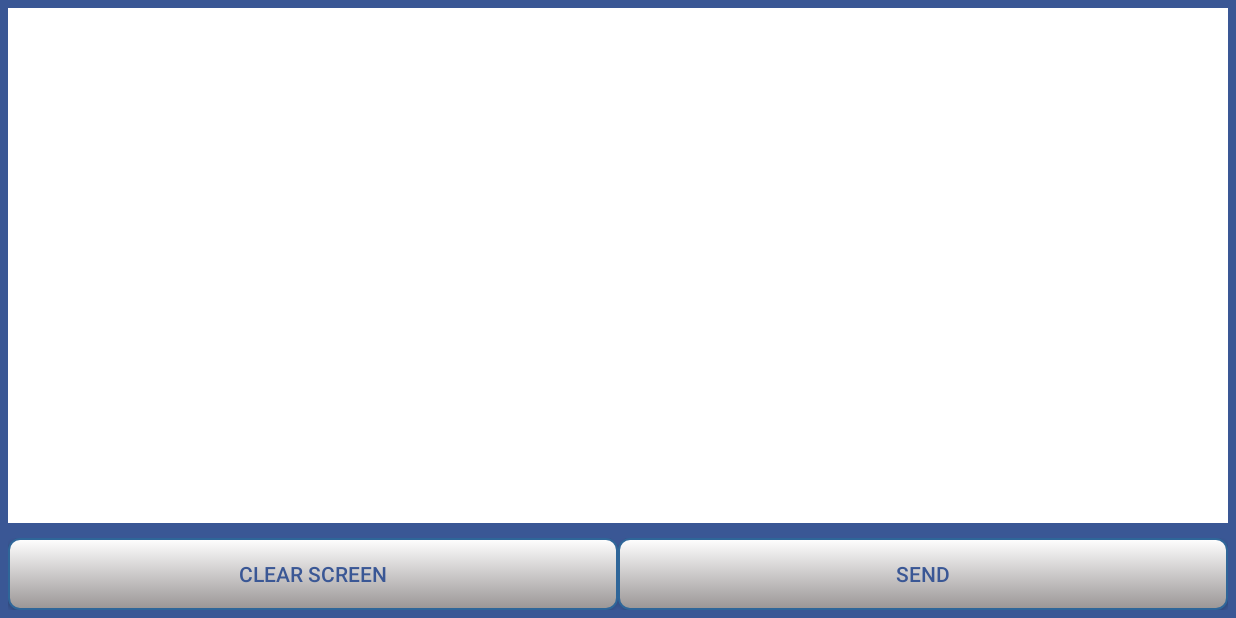
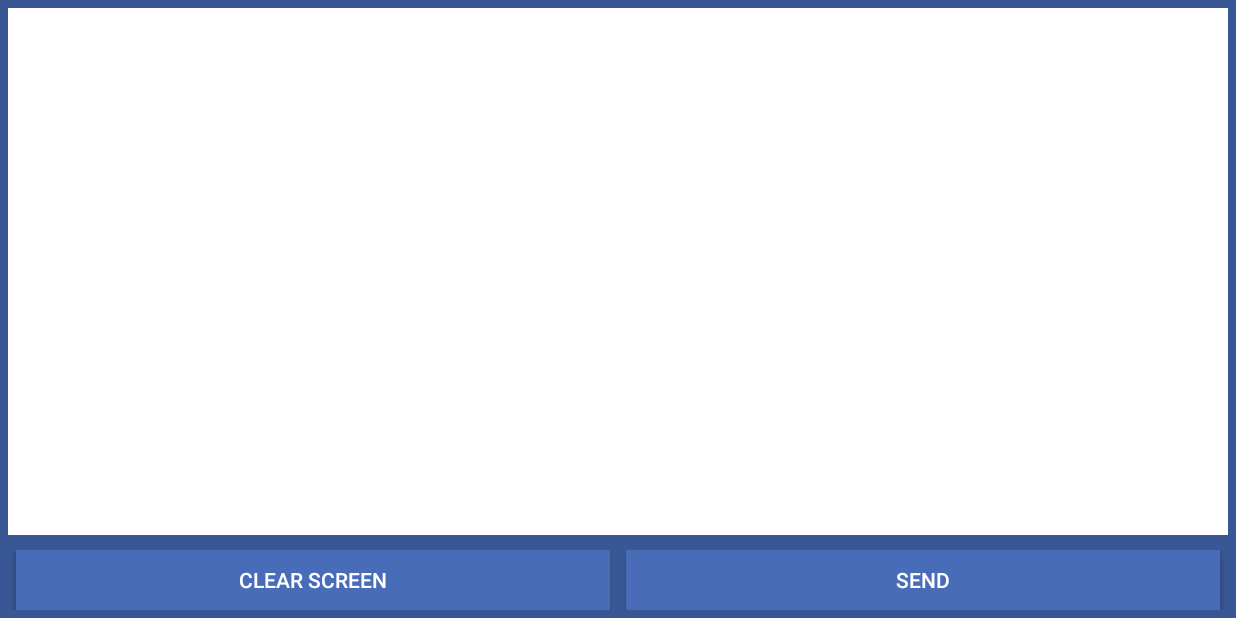
Before and after one commit to FrancescBagur/Ccalc, an Android app: the drawingActivity screen opened directly, with no data from a screen before it, on a phone screen of 824 x 412 dp (held sideways). Run offline under Robolectric (Android 15) with nearby library versions, the phone set to English and light mode, and no system bars.

Commit message:
estil de botons canviat i alguns errors controlats

```diff
--- a/AndroidEyeCalc/app/src/main/java/com/educem/eyecalc/androideyecalc/ActivityForUcrop.java
+++ b/AndroidEyeCalc/app/src/main/java/com/educem/eyecalc/androideyecalc/ActivityForUcrop.java
@@ -225,12 +225,14 @@ public class ActivityForUcrop extends AppCompatActivity {
                 enviaMissatge(token + ":" + ID);
                 //espero el resultat de la operacio
                 escoltaDades();
+                if (res.length>1) {
                     if (!res[1].equals("err")) {
                         //envio ok conforme he rebut un resultat
                         enviaMissatge("OK");
                         //espero a rebre una imatge
                         escoltaImatge();
                     }
+                } else serverOFF = true;
                 //tanco el socket
                 s.close();
             } catch (IOException e) {
@@ -266,6 +268,7 @@ public class ActivityForUcrop extends AppCompatActivity {
                 out.writeBytes(msg+"\n");
             } catch (IOException e) {
                 e.printStackTrace();
+                serverOFF=true;
             }
         }
         //enviar la imatge al server
@@ -278,6 +281,7 @@ public class ActivityForUcrop extends AppCompatActivity {
                 s.close();
             } catch (IOException e) {
                 e.printStackTrace();
+                serverOFF=true;
             }
         }
         //quan rep algo del servidor crida a tractarDades i li passa el missatge del servidor
@@ -321,11 +325,10 @@ public class ActivityForUcrop extends AppCompatActivity {
                 bos.write(mybytearray2);
                 bos.flush();
                 bos.close();
-
             } catch (IOException e) {
                 e.printStackTrace();
+                serverOFF=true;
             }
-
         }
     }
     @Override
--- a/AndroidEyeCalc/app/src/main/java/com/educem/eyecalc/androideyecalc/DrawResultActivity.java
+++ b/AndroidEyeCalc/app/src/main/java/com/educem/eyecalc/androideyecalc/DrawResultActivity.java
@@ -204,6 +204,7 @@ public class DrawResultActivity extends Activity {
                 out.writeBytes(msg + "\n");
             } catch (IOException e) {
                 e.printStackTrace();
+                serverOFF=true;
             }
         }
         //quan rep algo del servidor crida a tractarDades i li passa el missatge del servidor
@@ -249,8 +250,8 @@ public class DrawResultActivity extends Activity {
                 bos.close();
             } catch (IOException e) {
                 e.printStackTrace();
+                serverOFF=true;
             }
-
         }
     }
     //torna a la activity inicial
--- a/AndroidEyeCalc/app/src/main/res/drawable/blue_button.xml
+++ b/AndroidEyeCalc/app/src/main/res/drawable/blue_button.xml
@@ -1,4 +1,45 @@
 <?xml version="1.0" encoding="utf-8"?>
+<selector xmlns:android="http://schemas.android.com/apk/res/android" android:shape="rectangle" >
+    <item android:state_pressed="true" >
+        <shape>
+            <solid
+                android:color="#486CB8" />
+            <stroke
+                android:width="1dp"
+                android:color="#ffffff" />
+            <padding
+                android:left="10dp"
+                android:top="10dp"
+                android:right="10dp"
+                android:bottom="10dp" />
+        </shape>
+    </item>
+    <item>
+        <shape>
+            <corners
+                android:radius="0dp"
+                />
+            <solid
+                android:color="#486CB8"
+                />
+            <padding
+                android:left="10dp"
+                android:top="10dp"
+                android:right="10dp"
+                android:bottom="10dp"
+                />
+            <size
+                android:width="250dp"
+                android:height="60dp"
+                />
+            <stroke
+                android:width="1dp"
+                android:color="#486CB8"
+                />
+        </shape>
+    </item>
+</selector>
+<!--<?xml version="1.0" encoding="utf-8"?>
 <selector
     xmlns:android="http://schemas.android.com/apk/res/android">
     <item android:state_pressed="true" >
@@ -37,4 +78,4 @@
                 android:topRightRadius="7dp"/>
         </shape>
     </item>
-</selector>
+</selector>-->
--- a/AndroidEyeCalc/app/src/main/res/layout/activity_drawing.xml
+++ b/AndroidEyeCalc/app/src/main/res/layout/activity_drawing.xml
@@ -12,7 +12,7 @@
     <LinearLayout
         android:orientation="horizontal"
         android:layout_width="match_parent"
-        android:layout_height="wrap_content"
+        android:layout_height="50dp"
         android:layout_weight="0"
         android:paddingTop="10sp">
 
@@ -22,9 +22,11 @@
             android:id="@+id/btClear"
             android:background="@drawable/blue_button"
             android:enabled="true"
-            android:textColor="#3a5795"
+            android:textColor="#ffffff"
             android:text="@string/btClear"
-            android:layout_weight="1" />
+            android:layout_weight="1"
+            android:layout_marginRight="5dp"
+            android:layout_marginLeft="5dp" />
 
         <Button
             android:layout_width="fill_parent"
@@ -32,9 +34,11 @@
             android:id="@+id/btSend"
             android:background="@drawable/blue_button"
             android:enabled="true"
-            android:textColor="#3a5795"
+            android:textColor="#ffffff"
             android:text="@string/btSend"
-            android:layout_weight="1" />
+            android:layout_weight="1"
+            android:layout_marginLeft="5dp"
+            android:layout_marginRight="5dp" />
 
     </LinearLayout>
 
--- a/AndroidEyeCalc/app/src/main/res/layout/content_main.xml
+++ b/AndroidEyeCalc/app/src/main/res/layout/content_main.xml
@@ -39,7 +39,7 @@
                 android:text="@string/gocam"
                 android:id="@+id/btScan"
                 android:enabled="true"
-                android:textColor="#3a5795"
+                android:textColor="#ffffff"
                 android:textSize="30sp"
                 android:background="@drawable/blue_button"
                 android:layout_marginRight="30dp"
@@ -52,7 +52,7 @@
                 android:text="@string/gowrite"
                 android:id="@+id/btWrite"
                 android:enabled="true"
-                android:textColor="#3a5795"
+                android:textColor="#ffffff"
                 android:textSize="30sp"
                 android:background="@drawable/blue_button"
                 android:layout_marginRight="30dp"
```
Lines whose indentation alone changed are shown as unchanged.
